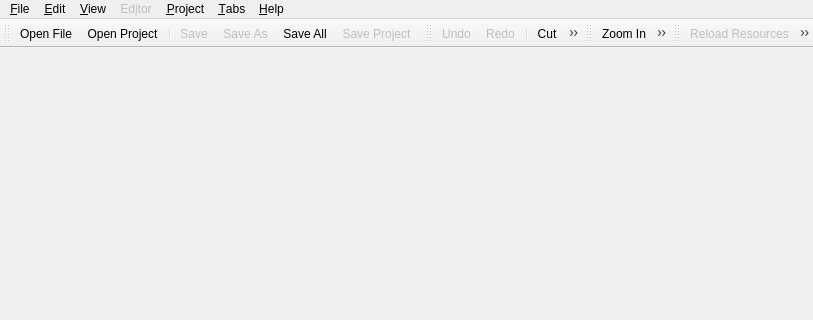
Qt form ui/MainWindow.ui (cegui/ceed-cpp) before a commit; both pictures show x 0 to 813 and y 0 to 320 of the 813 by 864 pixel window.
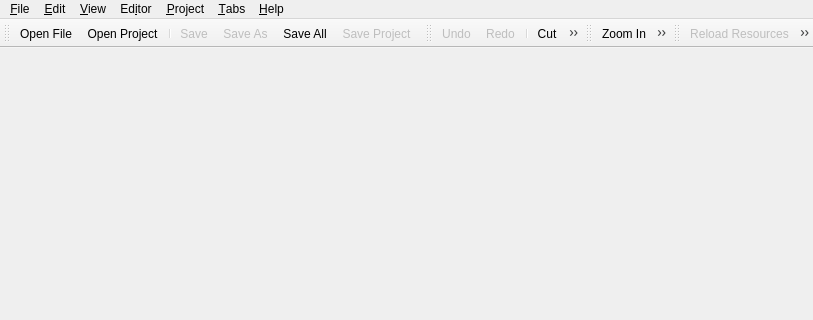
The same form after that commit. Icons and pictures are not drawn.

Commit message: CEED porting: editor menu fixed

Diff of the .ui file:
```diff
--- a/ui/MainWindow.ui
+++ b/ui/MainWindow.ui
@@ -91,7 +91,7 @@
      <x>0</x>
      <y>0</y>
      <width>813</width>
-     <height>21</height>
+     <height>26</height>
     </rect>
    </property>
    <widget class="QMenu" name="menu_File">
@@ -203,7 +203,7 @@
    </widget>
    <widget class="QMenu" name="menuEditor">
     <property name="enabled">
-     <bool>false</bool>
+     <bool>true</bool>
     </property>
     <property name="title">
      <string>Ed&amp;itor</string>
```
The commit also changes 1 other file.
